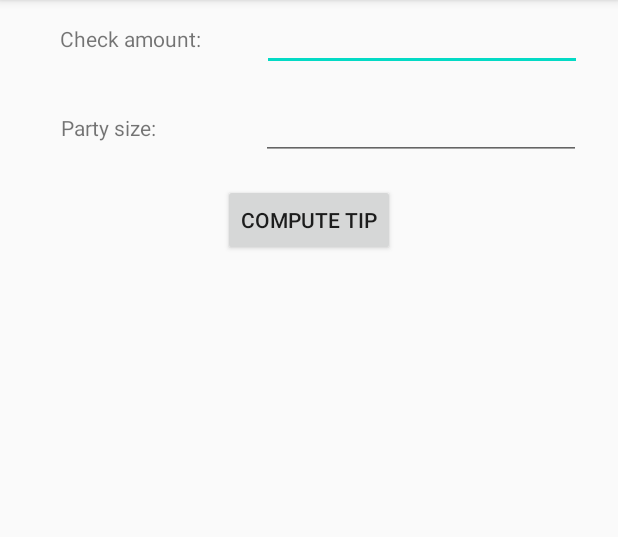
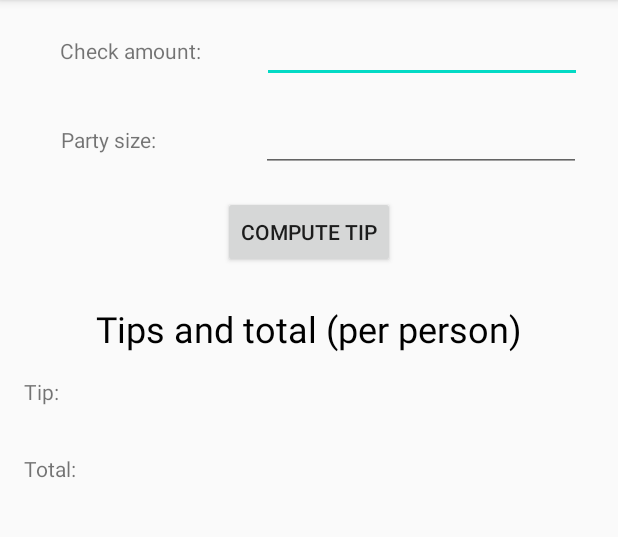
Before and after one commit to LuisToro-v/TipCalculator, an Android app: the screen it shows after launch (MainActivity), on a phone screen of 412 x 824 dp, the part 84-621 px from its top. Run offline under Robolectric (Android 15) with nearby library versions, the phone set to English and light mode, and no system bars.

Commit message:
Added tip and total label

```diff
--- a/Assignment4/TipCalculator/app/src/main/res/layout/activity_main.xml
+++ b/Assignment4/TipCalculator/app/src/main/res/layout/activity_main.xml
@@ -12,7 +12,7 @@
         android:layout_width="wrap_content"
         android:layout_height="wrap_content"
         android:layout_marginStart="16dp"
-        android:layout_marginTop="16dp"
+        android:layout_marginTop="24dp"
         android:text="@string/check_amount"
         app:layout_constraintEnd_toStartOf="@+id/checkAmountValue"
         app:layout_constraintHorizontal_bias="0.5"
@@ -65,4 +65,36 @@
         app:layout_constraintStart_toStartOf="parent"
         app:layout_constraintTop_toBottomOf="@+id/partySizeValue" />
 
+    <TextView
+        android:id="@+id/heading"
+        android:layout_width="wrap_content"
+        android:layout_height="wrap_content"
+        android:layout_marginTop="24dp"
+        android:text="@string/heading"
+        android:textColor="@android:color/background_dark"
+        android:textSize="24sp"
+        app:layout_constraintEnd_toEndOf="parent"
+        app:layout_constraintStart_toStartOf="parent"
+        app:layout_constraintTop_toBottomOf="@+id/buttonCompute" />
+
+    <TextView
+        android:id="@+id/tipLabel"
+        android:layout_width="wrap_content"
+        android:layout_height="wrap_content"
+        android:layout_marginStart="16dp"
+        android:layout_marginTop="16dp"
+        android:text="@string/tipLabel"
+        app:layout_constraintStart_toStartOf="parent"
+        app:layout_constraintTop_toBottomOf="@+id/heading" />
+
+    <TextView
+        android:id="@+id/totalLabel"
+        android:layout_width="wrap_content"
+        android:layout_height="wrap_content"
+        android:layout_marginStart="16dp"
+        android:layout_marginTop="32dp"
+        android:text="@string/totalLabel"
+        app:layout_constraintStart_toStartOf="parent"
+        app:layout_constraintTop_toBottomOf="@+id/tipLabel" />
+
 </androidx.constraintlayout.widget.ConstraintLayout>
--- a/Assignment4/TipCalculator/app/src/main/res/values/strings.xml
+++ b/Assignment4/TipCalculator/app/src/main/res/values/strings.xml
@@ -3,4 +3,7 @@
     <string name="check_amount">Check amount:</string>
     <string name="party_size">Party size:</string>
     <string name="buttonCompute">Compute Tip</string>
+    <string name="heading">Tips and total (per person)</string>
+    <string name="tipLabel">Tip: </string>
+    <string name="totalLabel">Total: </string>
 </resources>
```
